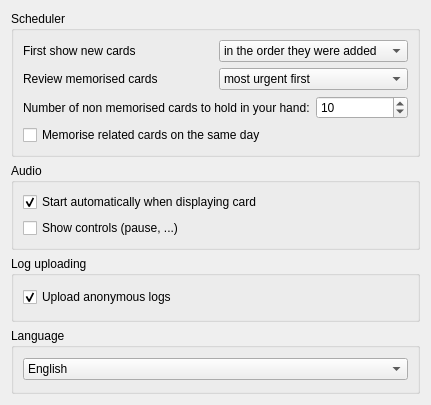
Old version of the form mnemosyne/mnemosyne/pyqt_ui/configuration_wdgt_main.ui in the repository umax/pomni.
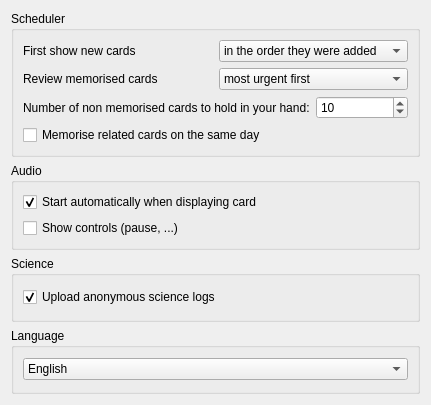
New version of the form.

Patch:
```diff
--- a/mnemosyne/mnemosyne/pyqt_ui/configuration_wdgt_main.ui
+++ b/mnemosyne/mnemosyne/pyqt_ui/configuration_wdgt_main.ui
@@ -135,13 +135,13 @@
      <item>
       <widget class="QGroupBox" name="groupBox_3">
        <property name="title">
-        <string>Log uploading</string>
+        <string>Science</string>
        </property>
        <layout class="QVBoxLayout" name="verticalLayout_3">
         <item>
          <widget class="QCheckBox" name="upload_logs">
           <property name="text">
-           <string>Upload anonymous logs</string>
+           <string>Upload anonymous science logs</string>
           </property>
           <property name="checked">
            <bool>true</bool>
```
Left out of the diff: 2 changed lines with no effect on the pictures.
